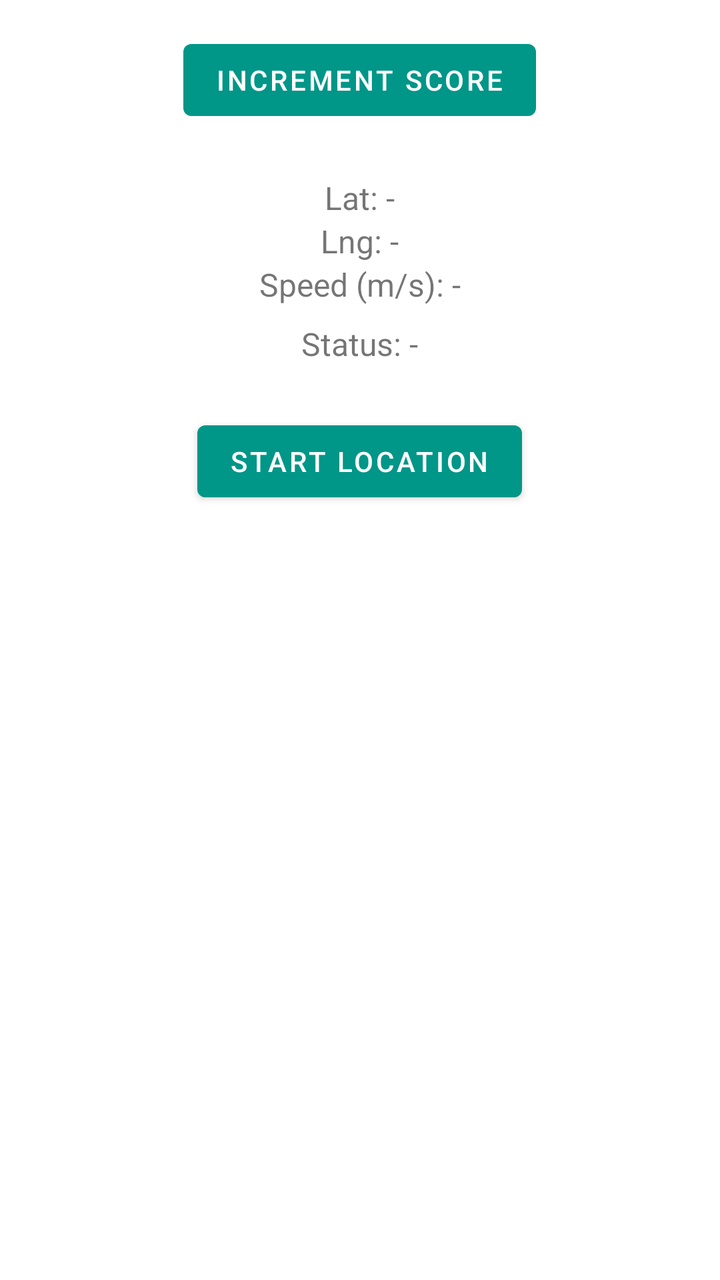
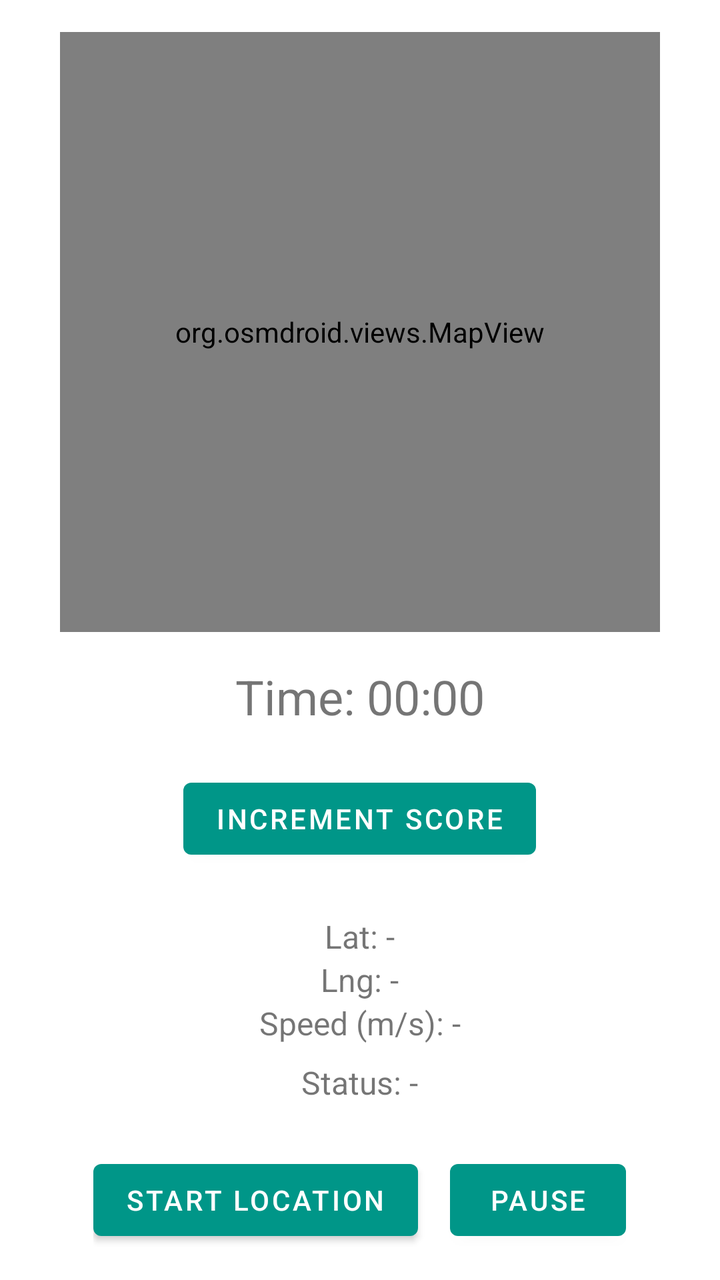

Before-and-after screenshots of an Android layout around one commit, followed by the original layout XML and the change that was made.
<!-- AndroidManifest.xml: application theme Theme.KeepPace -->
<!-- res/layout/fragment_my_run.xml -->
<?xml version="1.0" encoding="utf-8"?>
<LinearLayout xmlns:android="http://schemas.android.com/apk/res/android"
    android:id="@+id/rootLayout"
    android:orientation="vertical"
    android:padding="16dp"
    android:gravity="center_horizontal"
    android:layout_width="match_parent"
    android:layout_height="match_parent">

    
    <Button
        android:id="@+id/buttonIncrementScore"
        android:layout_width="wrap_content"
        android:layout_height="wrap_content"
        android:text="Increment Score" />

    
    <TextView
        android:id="@+id/textLat"
        android:layout_width="wrap_content"
        android:layout_height="wrap_content"
        android:text="Lat: -"
        android:textSize="16sp"
        android:layout_marginTop="24dp" />

    <TextView
        android:id="@+id/textLng"
        android:layout_width="wrap_content"
        android:layout_height="wrap_content"
        android:text="Lng: -"
        android:textSize="16sp" />

    <TextView
        android:id="@+id/textSpeed"
        android:layout_width="wrap_content"
        android:layout_height="wrap_content"
        android:text="Speed (m/s): -"
        android:textSize="16sp" />

    
    <TextView
        android:id="@+id/textStatus"
        android:layout_width="wrap_content"
        android:layout_height="wrap_content"
        android:text="Status: -"
        android:textSize="16sp"
        android:layout_marginTop="8dp" />

    
    <Button
        android:id="@+id/buttonStartLocation"
        android:layout_width="wrap_content"
        android:layout_height="wrap_content"
        android:text="Start Location"
        android:layout_marginTop="24dp" />

</LinearLayout>
<!-- resources referenced by this layout -->
<resources>
  <style name="Theme.KeepPace" parent="Theme.MaterialComponents.DayNight.NoActionBar">
          
          <item name="colorPrimary">@color/keep_pace_teal</item>
          <item name="colorPrimaryVariant">@color/black</item>
          <item name="android:statusBarColor">@color/keep_pace_teal</item>
          <item name="android:windowLightStatusBar">true</item>
      </style>
  <color name="keep_pace_teal">#009688</color>
  <color name="black">#FF000000</color>
</resources>

<!-- the commit's change to res/layout/fragment_my_run.xml (unified diff, before → after) -->
@@ -1,57 +1,94 @@
 <?xml version="1.0" encoding="utf-8"?>
-<LinearLayout xmlns:android="http://schemas.android.com/apk/res/android"
+<RelativeLayout xmlns:android="http://schemas.android.com/apk/res/android"
     android:id="@+id/rootLayout"
-    android:orientation="vertical"
-    android:padding="16dp"
-    android:gravity="center_horizontal"
     android:layout_width="match_parent"
     android:layout_height="match_parent">
 
-    
-    <Button
-        android:id="@+id/buttonIncrementScore"
+    <org.osmdroid.views.MapView
+        android:id="@+id/map"
+        android:layout_width="300dp"
+        android:layout_height="300dp"
+        android:layout_alignParentTop="true"
+        android:layout_centerHorizontal="true"
+        android:layout_marginTop="16dp" />
+
+    <TextView
+        android:id="@+id/textTimer"
         android:layout_width="wrap_content"
         android:layout_height="wrap_content"
-        android:text="Increment Score" />
+        android:layout_below="@id/map"
+        android:layout_centerHorizontal="true"
+        android:layout_marginTop="16dp"
+        android:text="Time: 00:00"
+        android:textSize="24sp" />
 
-    
-    <TextView
-        android:id="@+id/textLat"
-        android:layout_width="wrap_content"
+    <LinearLayout
+        android:layout_width="match_parent"
         android:layout_height="wrap_content"
-        android:text="Lat: -"
-        android:textSize="16sp"
-        android:layout_marginTop="24dp" />
+        android:layout_alignParentBottom="true"
+        android:background="#80FFFFFF"
+        android:gravity="center_horizontal"
+        android:orientation="vertical"
+        android:padding="16dp">
 
-    <TextView
-        android:id="@+id/textLng"
-        android:layout_width="wrap_content"
-        android:layout_height="wrap_content"
-        android:text="Lng: -"
-        android:textSize="16sp" />
+        
+        <Button
+            android:id="@+id/buttonIncrementScore"
+            android:layout_width="wrap_content"
+            android:layout_height="wrap_content"
+            android:text="Increment Score" />
 
-    <TextView
-        android:id="@+id/textSpeed"
-        android:layout_width="wrap_content"
-        android:layout_height="wrap_content"
-        android:text="Speed (m/s): -"
-        android:textSize="16sp" />
+        
+        <TextView
+            android:id="@+id/textLat"
+            android:layout_width="wrap_content"
+            android:layout_height="wrap_content"
+            android:layout_marginTop="24dp"
+            android:text="Lat: -"
+            android:textSize="16sp" />
 
-    
-    <TextView
-        android:id="@+id/textStatus"
-        android:layout_width="wrap_content"
-        android:layout_height="wrap_content"
-        android:text="Status: -"
-        android:textSize="16sp"
-        android:layout_marginTop="8dp" />
+        <TextView
+            android:id="@+id/textLng"
+            android:layout_width="wrap_content"
+            android:layout_height="wrap_content"
+            android:text="Lng: -"
+            android:textSize="16sp" />
 
-    
-    <Button
-        android:id="@+id/buttonStartLocation"
-        android:layout_width="wrap_content"
-        android:layout_height="wrap_content"
-        android:text="Start Location"
-        android:layout_marginTop="24dp" />
+        <TextView
+            android:id="@+id/textSpeed"
+            android:layout_width="wrap_content"
+            android:layout_height="wrap_content"
+            android:text="Speed (m/s): -"
+            android:textSize="16sp" />
 
-</LinearLayout>
+        
+        <TextView
+            android:id="@+id/textStatus"
+            android:layout_width="wrap_content"
+            android:layout_height="wrap_content"
+            android:layout_marginTop="8dp"
+            android:text="Status: -"
+            android:textSize="16sp" />
+
+        
+        <LinearLayout
+            android:layout_width="wrap_content"
+            android:layout_height="wrap_content"
+            android:layout_marginTop="24dp"
+            android:orientation="horizontal">
+
+            <Button
+                android:id="@+id/buttonStartLocation"
+                android:layout_width="wrap_content"
+                android:layout_height="wrap_content"
+                android:text="Start Location" />
+
+            <Button
+                android:id="@+id/buttonPause"
+                android:layout_width="wrap_content"
+                android:layout_height="wrap_content"
+                android:layout_marginStart="16dp"
+                android:text="Pause" />
+        </LinearLayout>
+    </LinearLayout>
+</RelativeLayout>
